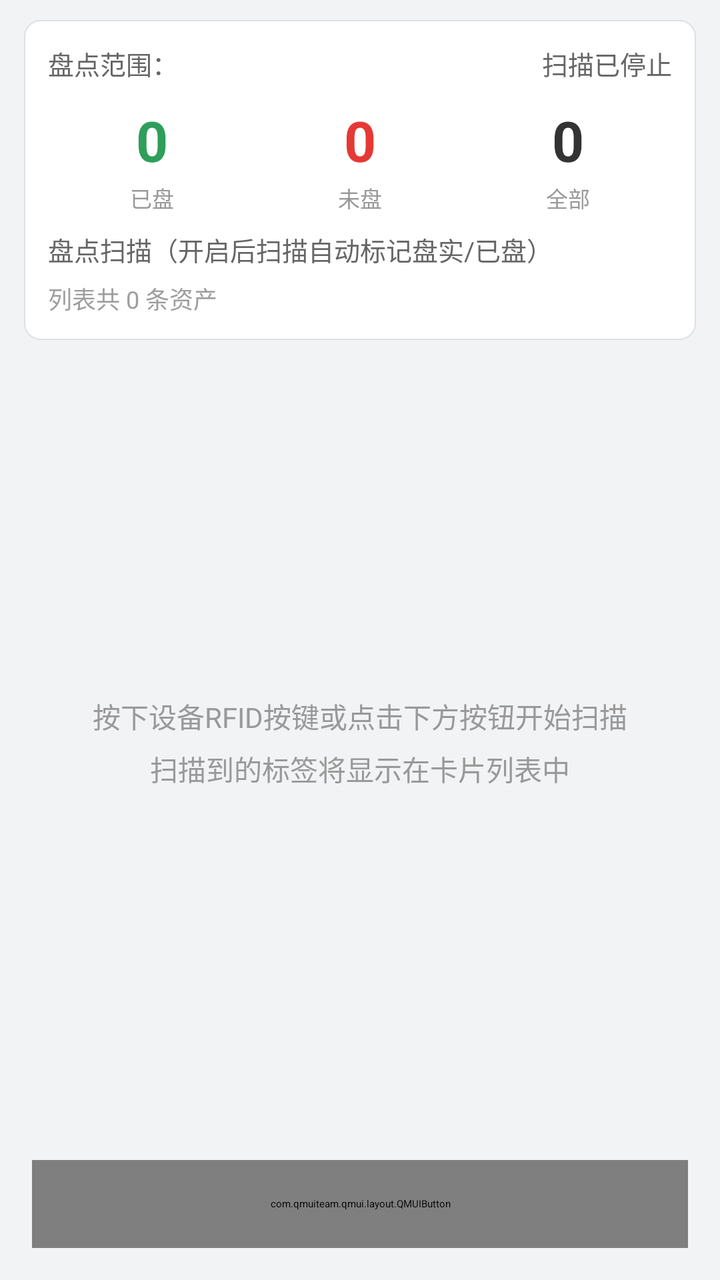
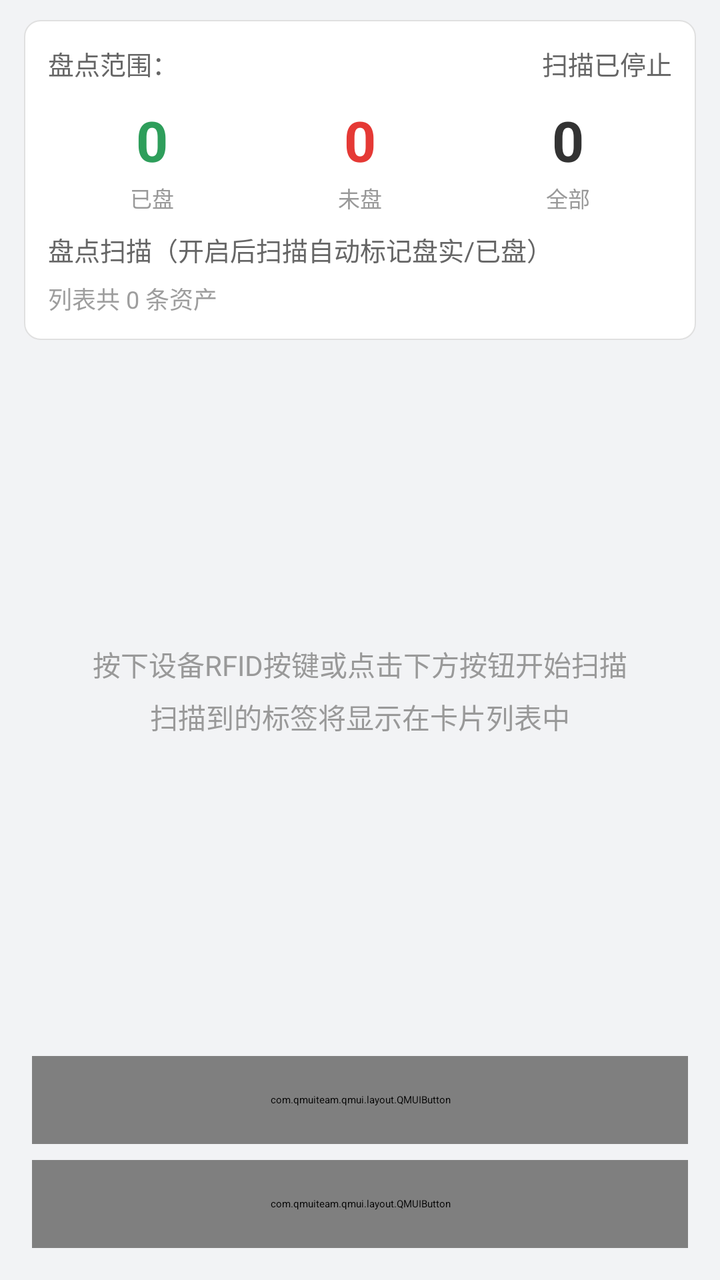

Compare the two renders of this Android layout. The source of the first and the diff that turns it into the second are given below.
<!-- AndroidManifest.xml: application theme AppTheme -->
<!-- res/layout/activity_rfid_read.xml -->
<?xml version="1.0" encoding="utf-8"?>
<LinearLayout xmlns:android="http://schemas.android.com/apk/res/android"
    android:layout_width="match_parent"
    android:layout_height="match_parent"
    android:background="#F2F3F5"
    android:orientation="vertical">

    <com.qmuiteam.qmui.widget.QMUITopBar
        android:id="@+id/topbar"
        android:layout_width="match_parent"
        android:layout_height="?attr/qmui_topbar_height" />

    
    <LinearLayout
        android:layout_width="match_parent"
        android:layout_height="wrap_content"
        android:layout_marginStart="12dp"
        android:layout_marginEnd="12dp"
        android:layout_marginTop="10dp"
        android:background="@drawable/bg_card_white"
        android:orientation="vertical"
        android:padding="12dp">

        
        <LinearLayout
            android:layout_width="match_parent"
            android:layout_height="wrap_content"
            android:gravity="center_vertical"
            android:orientation="horizontal">

            <TextView
                android:id="@+id/tvContext"
                android:layout_width="0dp"
                android:layout_height="wrap_content"
                android:layout_weight="1"
                android:text="盘点范围："
                android:textColor="#666666"
                android:textSize="13sp" />

            <TextView
                android:id="@+id/textScanState"
                android:layout_width="wrap_content"
                android:layout_height="wrap_content"
                android:layout_marginStart="12dp"
                android:gravity="end"
                android:text="扫描已停止"
                android:textColor="#666666"
                android:textSize="13sp" />
        </LinearLayout>

        
        <LinearLayout
            android:layout_width="match_parent"
            android:layout_height="wrap_content"
            android:layout_marginTop="10dp"
            android:orientation="horizontal">

            <LinearLayout
                android:layout_width="0dp"
                android:layout_height="wrap_content"
                android:layout_weight="1"
                android:gravity="center"
                android:orientation="vertical">

                <androidx.appcompat.widget.AppCompatTextView
                    android:id="@+id/tvCounted"
                    android:layout_width="match_parent"
                    android:layout_height="wrap_content"
                    android:gravity="center"
                    android:text="0"
                    android:textColor="@color/inventory_count_green"
                    android:textSize="28sp"
                    android:textStyle="bold" />

                <TextView
                    android:layout_width="wrap_content"
                    android:layout_height="wrap_content"
                    android:layout_marginTop="2dp"
                    android:text="已盘"
                    android:textColor="#999999"
                    android:textSize="11sp" />
            </LinearLayout>

            <LinearLayout
                android:layout_width="0dp"
                android:layout_height="wrap_content"
                android:layout_weight="1"
                android:gravity="center"
                android:orientation="vertical">

                <androidx.appcompat.widget.AppCompatTextView
                    android:id="@+id/tvUncounted"
                    android:layout_width="match_parent"
                    android:layout_height="wrap_content"
                    android:gravity="center"
                    android:text="0"
                    android:textColor="@color/inventory_count_red"
                    android:textSize="28sp"
                    android:textStyle="bold" />

                <TextView
                    android:layout_width="wrap_content"
                    android:layout_height="wrap_content"
                    android:layout_marginTop="2dp"
                    android:text="未盘"
                    android:textColor="#999999"
                    android:textSize="11sp" />
            </LinearLayout>

            <LinearLayout
                android:layout_width="0dp"
                android:layout_height="wrap_content"
                android:layout_weight="1"
                android:gravity="center"
                android:orientation="vertical">

                <androidx.appcompat.widget.AppCompatTextView
                    android:id="@+id/tvTotal"
                    android:layout_width="match_parent"
                    android:layout_height="wrap_content"
                    android:gravity="center"
                    android:text="0"
                    android:textColor="@color/inventory_count_black"
                    android:textSize="28sp"
                    android:textStyle="bold" />

                <TextView
                    android:layout_width="wrap_content"
                    android:layout_height="wrap_content"
                    android:layout_marginTop="2dp"
                    android:text="全部"
                    android:textColor="#999999"
                    android:textSize="11sp" />
            </LinearLayout>
        </LinearLayout>

        <LinearLayout
            android:layout_width="match_parent"
            android:layout_height="wrap_content"
            android:layout_marginTop="8dp"
            android:gravity="center_vertical"
            android:orientation="horizontal">

            <TextView
                android:layout_width="0dp"
                android:layout_height="wrap_content"
                android:layout_weight="1"
                android:text="盘点扫描（开启后扫描自动标记盘实/已盘）"
                android:textColor="#666666"
                android:textSize="13sp" />

            <Switch
                android:id="@+id/switchMarkStatus"
                android:layout_width="wrap_content"
                android:layout_height="wrap_content" />
        </LinearLayout>

        <TextView
            android:id="@+id/textTagCount"
            android:layout_width="match_parent"
            android:layout_height="wrap_content"
            android:layout_marginTop="6dp"
            android:text="列表共 0 条资产"
            android:textColor="#9E9E9E"
            android:textSize="12sp" />
    </LinearLayout>

    <FrameLayout
        android:layout_width="match_parent"
        android:layout_height="0dp"
        android:layout_weight="1">

        <androidx.recyclerview.widget.RecyclerView
            android:id="@+id/recyclerTags"
            android:layout_width="match_parent"
            android:layout_height="match_parent"
            android:clipToPadding="false"
            android:paddingTop="4dp"
            android:paddingBottom="8dp" />

        <TextView
            android:id="@+id/textEmpty"
            android:layout_width="wrap_content"
            android:layout_height="wrap_content"
            android:layout_gravity="center"
            android:gravity="center"
            android:lineSpacingExtra="6dp"
            android:text="按下设备RFID按键或点击下方按钮开始扫描\n扫描到的标签将显示在卡片列表中"
            android:textColor="#999999"
            android:textSize="14sp" />
    </FrameLayout>

    <com.qmuiteam.qmui.layout.QMUIButton
        android:id="@+id/buttonScan"
        android:layout_width="match_parent"
        android:layout_height="44dp"
        android:layout_marginStart="16dp"
        android:layout_marginEnd="16dp"
        android:layout_marginTop="8dp"
        android:layout_marginBottom="16dp"
        android:background="@drawable/bg_rounded_button"
        android:text="开始扫描"
        android:textColor="@color/colorWhite"
        android:textSize="16sp" />
</LinearLayout>
<!-- resources referenced by this layout -->
<resources>
  <color name="colorWhite">#F5F5F5</color>
  <color name="inventory_count_black">#333333</color>
  <color name="inventory_count_green">#2E9E5B</color>
  <color name="inventory_count_red">#E53935</color>
  <!-- drawable bg_card_white (drawable) -->
  <?xml version="1.0" encoding="utf-8"?>
  <shape xmlns:android="http://schemas.android.com/apk/res/android"
         android:shape="rectangle">
      <solid android:color="#FFFFFF" />
      <corners android:radius="8dp" />
      <stroke
              android:width="0.5dp"
              android:color="#E0E0E0" />
  </shape>
  <!-- drawable bg_rounded_button (drawable) -->
  <?xml version="1.0" encoding="utf-8"?>
  <shape xmlns:android="http://schemas.android.com/apk/res/android"
         android:shape="rectangle">
      <solid android:color="@color/primary_color" />
      <corners android:radius="10dp" />
  </shape>
  <style name="AppTheme" parent="QMUI.Compat.NoActionBar">
          <item name="android:windowNoTitle">true</item>
          <item name="android:windowFullscreen">true</item>
          
          
          
          
          
          <item name="android:textAppearanceListItemSmall">@style/QDTextAppearanceListItemSmall</item>
          <item name="android:textAppearanceListItem">@style/QDtextAppearanceListItem</item>
          <item name="android:listPreferredItemHeight">?attr/qmui_list_item_height_higher</item>
          <item name="android:listPreferredItemHeightSmall">?attr/qmui_list_item_height</item>
  
          
          <item name="qmui_config_color_blue">@color/app_color_blue</item>
          <item name="qmui_round_btn_bg_color">@color/s_btn_blue_bg</item>
          <item name="qmui_round_btn_border_color">@color/s_btn_blue_border</item>
          <item name="qmui_round_btn_text_color">@color/s_btn_blue_text</item>
          <item name="qmui_content_spacing_horizontal">20dp</item>
          <item name="qmui_content_padding_horizontal">@dimen/qmui_content_spacing_horizontal</item>
  
          <item name="QMUITopBarStyle">@style/QDTopBar</item>
  
          
          <item name="app_primary_color">?attr/qmui_config_color_blue</item>
          <item name="app_content_bg_color">@color/qmui_config_color_white</item>
  
      </style>
  <color name="primary_color">#2196F3</color>
  <style name="QDTextAppearanceListItemSmall">
          <item name="android:textColor">?attr/qmui_config_color_gray_4</item>
          <item name="android:textSize">16sp</item>
          <item name="android:background">?attr/qmui_s_list_item_bg_with_border_bottom_inset_left
          </item>
      </style>
  <style name="QDtextAppearanceListItem">
          <item name="android:textColor">?attr/qmui_config_color_black</item>
          <item name="android:textSize">18sp</item>
          <item name="android:background">?attr/qmui_s_list_item_bg_with_border_bottom_inset_left
          </item>
      </style>
  <color name="app_color_blue">#2196F3</color>
  <style name="QDTopBar" parent="QMUI.TopBar">
          <item name="qmui_topbar_bg_color">?attr/app_primary_color</item>
          <item name="qmui_topbar_title_color">@color/qmui_config_color_white</item>
          <item name="qmui_topbar_subtitle_color">@color/qmui_config_color_white</item>
          <item name="qmui_topbar_text_btn_color_state_list">@color/s_topbar_btn_color</item>
          <item name="qmui_topbar_height">48dp</item>
          <item name="qmui_topbar_image_btn_height">48dp</item>
      </style>
</resources>

<!-- the commit's change to res/layout/activity_rfid_read.xml (unified diff, before → after) -->
@@ -56,9 +56,12 @@
             android:orientation="horizontal">
 
             <LinearLayout
-                android:layout_width="0dp"
-                android:layout_height="wrap_content"
-                android:layout_weight="1"
+                android:id="@+id/columnCounted"
+                android:layout_width="0dp"
+                android:layout_height="wrap_content"
+                android:layout_weight="1"
+                android:background="?attr/selectableItemBackground"
+                android:clickable="true"
                 android:gravity="center"
                 android:orientation="vertical">
 
@@ -82,9 +85,12 @@
             </LinearLayout>
 
             <LinearLayout
-                android:layout_width="0dp"
-                android:layout_height="wrap_content"
-                android:layout_weight="1"
+                android:id="@+id/columnUncounted"
+                android:layout_width="0dp"
+                android:layout_height="wrap_content"
+                android:layout_weight="1"
+                android:background="?attr/selectableItemBackground"
+                android:clickable="true"
                 android:gravity="center"
                 android:orientation="vertical">
 
@@ -108,9 +114,12 @@
             </LinearLayout>
 
             <LinearLayout
-                android:layout_width="0dp"
-                android:layout_height="wrap_content"
-                android:layout_weight="1"
+                android:id="@+id/columnAll"
+                android:layout_width="0dp"
+                android:layout_height="wrap_content"
+                android:layout_weight="1"
+                android:background="?attr/selectableItemBackground"
+                android:clickable="true"
                 android:gravity="center"
                 android:orientation="vertical">
 
@@ -133,6 +142,17 @@
                     android:textSize="11sp" />
             </LinearLayout>
         </LinearLayout>
+
+        
+        <TextView
+            android:id="@+id/tvNonOwnedAssets"
+            android:layout_width="match_parent"
+            android:layout_height="wrap_content"
+            android:layout_marginTop="6dp"
+            android:gravity="center"
+            android:textColor="#E53935"
+            android:textSize="12sp"
+            android:visibility="gone" />
 
         <LinearLayout
             android:layout_width="match_parent"
@@ -189,6 +209,19 @@
             android:textColor="#999999"
             android:textSize="14sp" />
     </FrameLayout>
+
+    
+    <com.qmuiteam.qmui.layout.QMUIButton
+        android:id="@+id/btnBatchChangeLocation"
+        android:layout_width="match_parent"
+        android:layout_height="44dp"
+        android:layout_marginStart="16dp"
+        android:layout_marginEnd="16dp"
+        android:layout_marginTop="8dp"
+        android:background="@drawable/bg_rounded_button"
+        android:text="批量变更地点"
+        android:textColor="@color/colorWhite"
+        android:textSize="16sp" />
 
     <com.qmuiteam.qmui.layout.QMUIButton
         android:id="@+id/buttonScan"
<!-- resource entries referenced after the edit -->
@@ -42,6 +42,9 @@
           <item name="qmui_content_spacing_horizontal">20dp</item>
           <item name="qmui_content_padding_horizontal">@dimen/qmui_content_spacing_horizontal</item>
   
+          
+          <item name="alertDialogTheme">@style/AppAlertDialogTheme</item>
+  
           <item name="QMUITopBarStyle">@style/QDTopBar</item>
   
           
@@ -63,6 +66,9 @@
           </item>
       </style>
   <color name="app_color_blue">#2196F3</color>
+  <style name="AppAlertDialogTheme" parent="Theme.AppCompat.Dialog.Alert">
+          <item name="android:windowBackground">@drawable/bg_dialog_round_white</item>
+      </style>
   <style name="QDTopBar" parent="QMUI.TopBar">
           <item name="qmui_topbar_bg_color">?attr/app_primary_color</item>
           <item name="qmui_topbar_title_color">@color/qmui_config_color_white</item>
@@ -71,5 +77,13 @@
           <item name="qmui_topbar_height">48dp</item>
           <item name="qmui_topbar_image_btn_height">48dp</item>
       </style>
+  <!-- drawable bg_dialog_round_white (drawable) -->
+  <?xml version="1.0" encoding="utf-8"?>
+  <shape xmlns:android="http://schemas.android.com/apk/res/android"
+         android:shape="rectangle">
+      <solid android:color="#FFFFFF" />
+      <corners android:radius="@dimen/qmui_dialog_radius" />
+  </shape>
+  <dimen name="qmui_dialog_radius">8dp</dimen>
 </resources>
 
